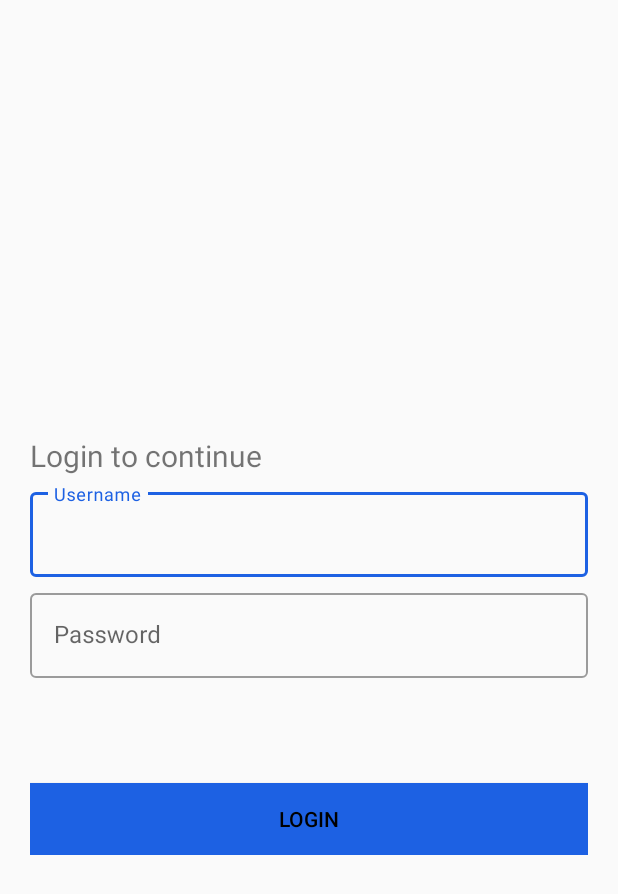
After one commit to nabiikaz/EnginTrackingApp, an Android app: the layout activity_login.xml on its own in the app's theme, with its tools: preview values and no code run, on a phone screen of 412 x 824 dp. The commit adds this screen. Shown: the top 894 px of the screen. Run offline under Robolectric (Android 15) with nearby library versions, the phone set to English and light mode, and no system bars.

Commit message:
Dependencies configuration + Login Interface design

```diff
--- a/app/build.gradle
+++ b/app/build.gradle
@@ -31,4 +31,12 @@ dependencies {
     testImplementation 'junit:junit:4.12'
     androidTestImplementation 'androidx.test.ext:junit:1.1.1'
     androidTestImplementation 'androidx.test.espresso:espresso-core:3.2.0'
+
+    //lifecycle components
+    def archLifecycleVersion = "1.1.1"
+    implementation "android.arch.lifecycle:extensions:$archLifecycleVersion"
+    annotationProcessor "android.arch.lifecycle:compiler:$archLifecycleVersion"
+
+    //google material design
+    implementation 'com.google.android.material:material:1.0.0'
 }
--- a/app/src/main/AndroidManifest.xml
+++ b/app/src/main/AndroidManifest.xml
@@ -9,7 +9,8 @@
         android:roundIcon="@mipmap/ic_launcher_round"
         android:supportsRtl="true"
         android:theme="@style/AppTheme">
-        <activity android:name=".MainActivity">
+        <activity android:name=".ui.Login"></activity>
+        <activity android:name=".ui.MainActivity">
             <intent-filter>
                 <action android:name="android.intent.action.MAIN" />
 
--- a/app/src/main/java/com/pfe/enginapp/MainActivity.java
+++ b/app/src/main/java/com/pfe/enginapp/ui/Login.java
@@ -1,14 +1,16 @@
-package com.pfe.enginapp;
+package com.pfe.enginapp.ui;
 
 import androidx.appcompat.app.AppCompatActivity;
 
 import android.os.Bundle;
 
-public class MainActivity extends AppCompatActivity {
+import com.pfe.enginapp.R;
+
+public class Login extends AppCompatActivity {
 
     @Override
     protected void onCreate(Bundle savedInstanceState) {
         super.onCreate(savedInstanceState);
-        setContentView(R.layout.activity_main);
+        setContentView(R.layout.activity_login);
     }
 }
--- /dev/null
+++ b/app/src/main/java/com/pfe/enginapp/ui/MainActivity.java
@@ -0,0 +1,16 @@
+package com.pfe.enginapp.ui;
+
+import androidx.appcompat.app.AppCompatActivity;
+
+import android.os.Bundle;
+
+import com.pfe.enginapp.R;
+
+public class MainActivity extends AppCompatActivity {
+
+    @Override
+    protected void onCreate(Bundle savedInstanceState) {
+        super.onCreate(savedInstanceState);
+        setContentView(R.layout.activity_main);
+    }
+}
--- /dev/null
+++ b/app/src/main/res/layout/activity_login.xml
@@ -0,0 +1,78 @@
+<?xml version="1.0" encoding="utf-8"?>
+<LinearLayout xmlns:android="http://schemas.android.com/apk/res/android"
+    xmlns:app="http://schemas.android.com/apk/res-auto"
+    xmlns:tools="http://schemas.android.com/tools"
+    android:layout_width="match_parent"
+    android:layout_height="match_parent"
+    android:orientation="vertical"
+    tools:context=".ui.Login">
+
+    <LinearLayout
+        android:layout_width="match_parent"
+        android:layout_height="270dp">
+
+    </LinearLayout>
+
+    <LinearLayout
+        android:layout_width="match_parent"
+        android:layout_height="wrap_content"
+        android:padding="20dp"
+        android:orientation="vertical"
+        >
+
+        <TextView
+            android:layout_width="match_parent"
+            android:layout_height="wrap_content"
+            android:text="@string/login_instruction"
+            android:textSize="20dp"
+            android:paddingBottom="5dp"
+
+
+            />
+
+        <com.google.android.material.textfield.TextInputLayout
+            android:id="@+id/username"
+            android:layout_width="match_parent"
+            android:layout_height="wrap_content"
+            style="@style/Widget.MaterialComponents.TextInputLayout.OutlinedBox"
+            android:hint="@string/username"
+            android:paddingBottom="5dp"
+            >
+
+            <com.google.android.material.textfield.TextInputEditText
+                android:layout_width="match_parent"
+                android:layout_height="wrap_content"
+
+                />
+
+        </com.google.android.material.textfield.TextInputLayout>
+
+        <com.google.android.material.textfield.TextInputLayout
+            android:id="@+id/password"
+            android:layout_width="match_parent"
+            android:layout_height="wrap_content"
+            style="@style/Widget.MaterialComponents.TextInputLayout.OutlinedBox"
+            android:hint="@string/password"
+            android:paddingBottom="70dp"
+            >
+
+            <com.google.android.material.textfield.TextInputEditText
+                android:layout_width="match_parent"
+                android:layout_height="wrap_content"
+
+                />
+
+        </com.google.android.material.textfield.TextInputLayout>
+
+        <Button
+            android:id="@+id/login_btn"
+            android:layout_width="match_parent"
+            android:layout_height="wrap_content"
+            android:textColor="#000"
+            android:text="@string/login_btn"
+            android:background="@color/colorPrimary"/>
+
+    </LinearLayout>
+
+
+</LinearLayout>
--- a/app/src/main/res/layout/activity_main.xml
+++ b/app/src/main/res/layout/activity_main.xml
@@ -4,7 +4,7 @@
     xmlns:tools="http://schemas.android.com/tools"
     android:layout_width="match_parent"
     android:layout_height="match_parent"
-    tools:context=".MainActivity">
+    tools:context=".ui.MainActivity">
 
     <TextView
         android:layout_width="wrap_content"
--- a/app/src/main/res/values/colors.xml
+++ b/app/src/main/res/values/colors.xml
@@ -1,6 +1,6 @@
 <?xml version="1.0" encoding="utf-8"?>
 <resources>
-    <color name="colorPrimary">#6200EE</color>
+    <color name="colorPrimary">#FF1D61E3</color>
     <color name="colorPrimaryDark">#3700B3</color>
     <color name="colorAccent">#03DAC5</color>
 </resources>
--- a/app/src/main/res/values/strings.xml
+++ b/app/src/main/res/values/strings.xml
@@ -1,3 +1,7 @@
 <resources>
     <string name="app_name">EnginApp</string>
+    <string name="login_instruction">Login to continue</string>
+    <string name="username">Username</string>
+    <string name="password">Password</string>
+    <string name="login_btn">Login</string>
 </resources>
```
